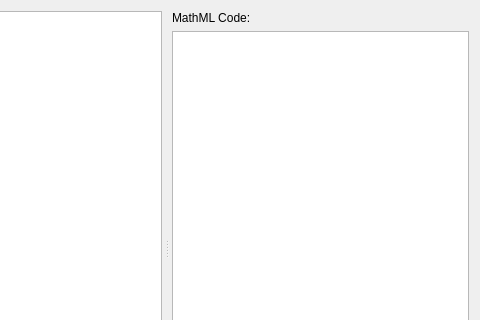
The window that src/forms/mathmlcodesdialog.ui (DinoZAR/CentralAccessReader) describes before a commit, drawn with Qt 5; both pictures show x 146 to 626 and y 0 to 320 of the 626 by 524 pixel window.
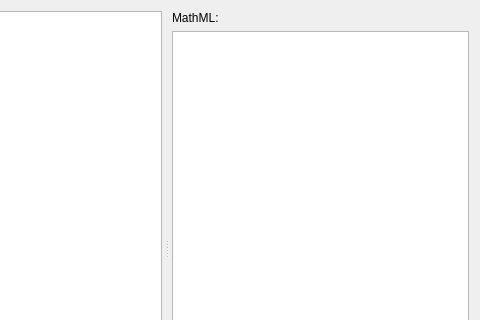
The same window after the commit. Icons and pictures are not drawn.

Commit message: Removed the text behind the rendered math equations in the Show All MathML dialog.

Patch:
```diff
--- a/src/forms/mathmlcodesdialog.ui
+++ b/src/forms/mathmlcodesdialog.ui
@@ -32,7 +32,7 @@
        <item>
         <widget class="QLabel" name="label">
          <property name="text">
-          <string>MathML Code:</string>
+          <string>MathML:</string>
          </property>
         </widget>
        </item>
```
Left out of the diff: 2 changed lines with no effect on the pictures. The commit also changes 2 other files.
